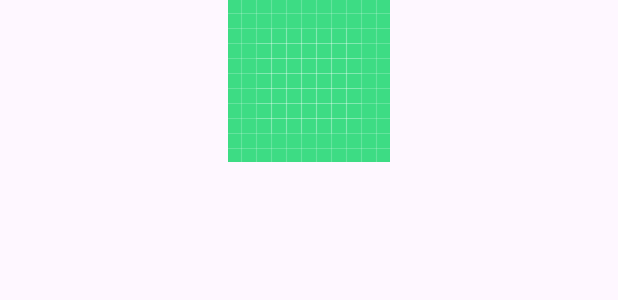
After one commit to shqipdonmehmeti/AndroidFirstApp_Gr2, an Android app: the layout activity_football_player_details.xml on its own in the app's theme, with its tools: preview values and no code run, on a phone screen of 412 x 824 dp. The commit adds this screen. Shown: the top 300 px of the screen. Run offline under Robolectric (Android 15) with nearby library versions, the phone set to English and light mode, and no system bars.

Commit message:
listview and details

```diff
--- a/app/src/main/AndroidManifest.xml
+++ b/app/src/main/AndroidManifest.xml
@@ -12,6 +12,9 @@
         android:supportsRtl="true"
         android:theme="@style/Theme.FirstAndroidApp_Gr2"
         tools:targetApi="31">
+        <activity
+            android:name=".layout_activities.FootballPlayerDetailsActivity"
+            android:exported="false" />
         <activity
             android:name=".layout_activities.SimpleListViewActivity"
             android:exported="false" />
--- a/app/src/main/java/com/example/firstandroidapp_gr2/model/FootballPlayer.kt
+++ b/app/src/main/java/com/example/firstandroidapp_gr2/model/FootballPlayer.kt
@@ -4,5 +4,6 @@ data class FootballPlayer(
     val photo: Int,
     val firstName: String,
     val lastName: String,
-    val age: Int
+    val age: Int,
+    val description : String? = null
 )
--- /dev/null
+++ b/app/src/main/res/layout/activity_football_player_details.xml
@@ -0,0 +1,27 @@
+<?xml version="1.0" encoding="utf-8"?>
+<LinearLayout xmlns:android="http://schemas.android.com/apk/res/android"
+    xmlns:app="http://schemas.android.com/apk/res-auto"
+    xmlns:tools="http://schemas.android.com/tools"
+    android:layout_width="match_parent"
+    android:layout_height="match_parent"
+    android:orientation="vertical"
+    tools:context=".layout_activities.FootballPlayerDetailsActivity">
+
+
+    <ImageView
+        android:id="@+id/ivFootballPlayerPhotoDetails"
+        android:layout_width="match_parent"
+        android:layout_height="wrap_content"
+        android:src="@drawable/ic_launcher_background"
+        />
+
+    <TextView
+        android:id="@+id/tvFootballPlayerDescriptionDetails"
+        android:layout_marginTop="15dp"
+        android:layout_width="match_parent"
+        android:layout_height="wrap_content"
+        android:textSize="25sp"
+        android:textColor="@color/Black"
+        />
+
+</LinearLayout>
```
Also changed, not shown: app/src/main/java/com/example/firstandroidapp_gr2/adapters/FootballPlayerAdapter.kt (+16 -0 lines), app/src/main/java/com/example/firstandroidapp_gr2/layout_activities/ComplexListViewActivity.kt (+25 -1 lines), app/src/main/java/com/example/firstandroidapp_gr2/layout_activities/FootballPlayerDetailsActivity.kt (added, +23 -0 lines), app/src/main/res/drawable/mbappe.jpg (added), app/src/main/res/drawable/messi.jpeg (added), app/src/main/res/drawable/neymar.jpeg (added), app/src/main/res/drawable/ronaldo.jpg (added), app/src/main/res/drawable/zhegrova.jpg (added).
